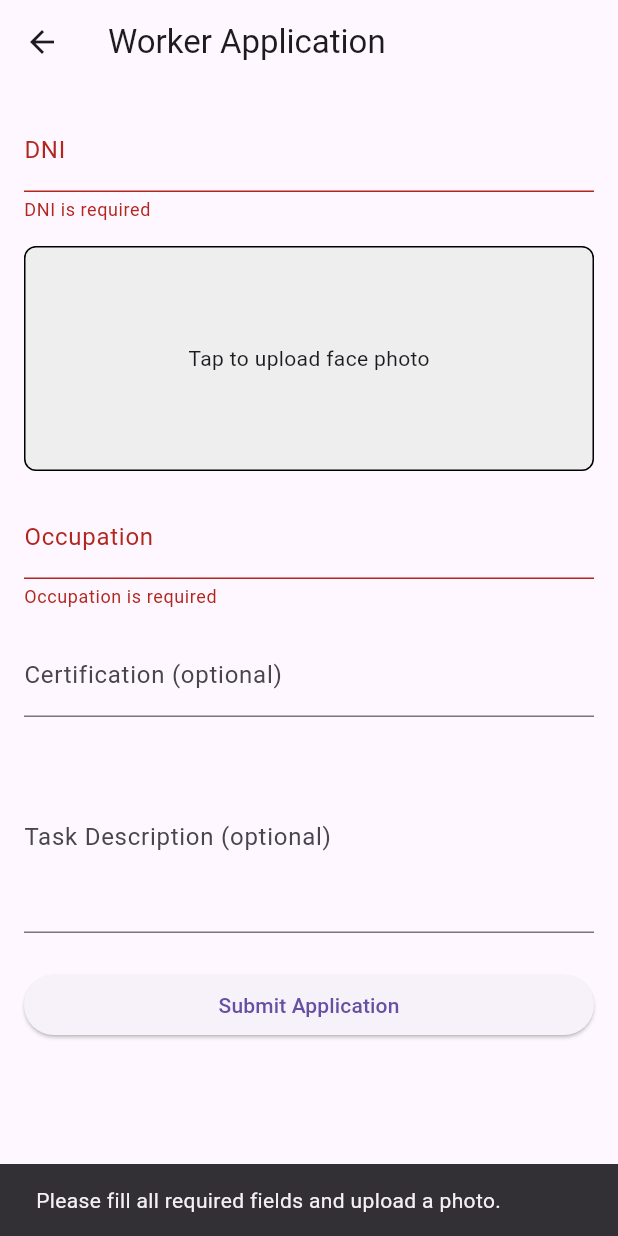
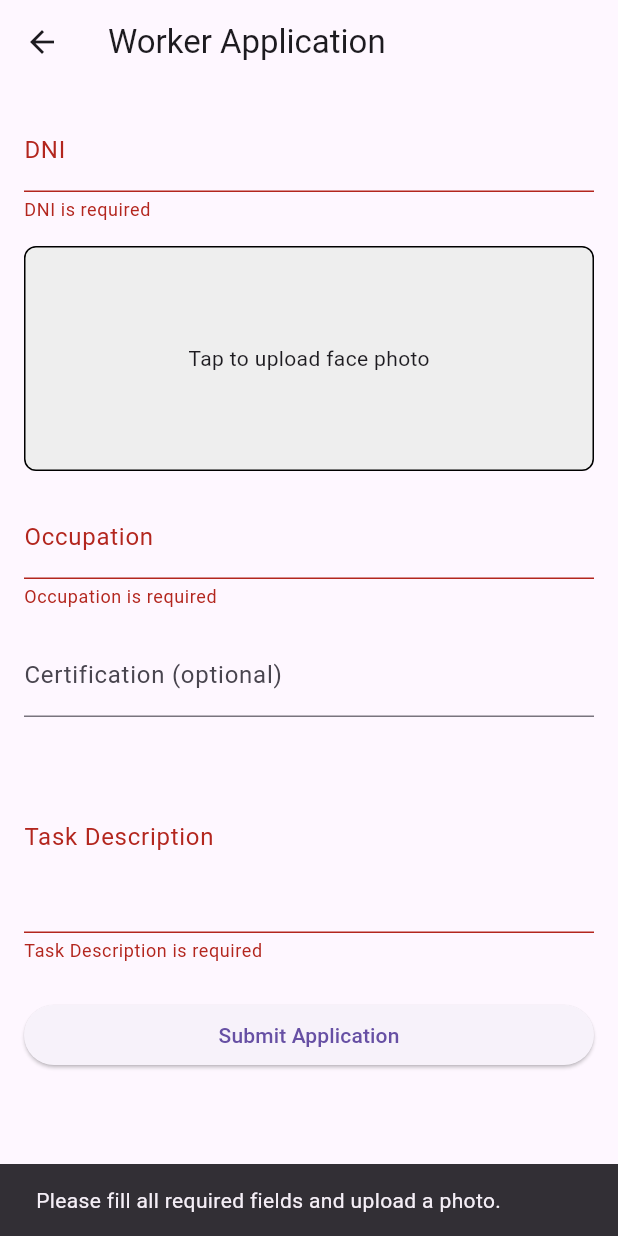
Before and after one commit to LLL-team/Flutter, a Flutter app: the WorkerApplicationScreen screen opened directly, after a tap on "Submit Application", on a phone screen of 412 x 824 dp. Run offline on Flutter 3.47's test engine with Material 3 defaults, Android fonts, the phone set to English and light mode, and no system bars; our stand-ins replace flutter_dotenv, image_picker, shared_preferences; accounts and stored records are empty.

Commit message:
fix(api): correct worker application call

```diff
--- a/soluva/lib/screens/worker_application_screen.dart
+++ b/soluva/lib/screens/worker_application_screen.dart
@@ -5,7 +5,6 @@ import 'package:flutter/material.dart';
 import 'package:image_picker/image_picker.dart';
 import 'package:soluva/services/api_services/api_service.dart';
 import 'package:soluva/services/api_services/profile_service.dart';
-import 'package:shared_preferences/shared_preferences.dart';
 
 class WorkerApplicationScreen extends StatefulWidget {
   const WorkerApplicationScreen({super.key});
@@ -24,8 +23,8 @@ class _WorkerApplicationScreenState extends State<WorkerApplicationScreen> {
       TextEditingController();
   final TextEditingController _descriptionController = TextEditingController();
 
-  File? _facePhoto; // Para mobile
-  Uint8List? _webImageBytes; // Para web
+  File? _facePhoto;
+  Uint8List? _webImageBytes;
 
   Future<void> _pickImage() async {
     final picker = ImagePicker();
@@ -49,14 +48,15 @@ class _WorkerApplicationScreenState extends State<WorkerApplicationScreen> {
   void _submitApplication() async {
     if (_formKey.currentState!.validate() &&
         (_facePhoto != null || _webImageBytes != null)) {
-      String? token = await ProfileService.getToken();
+      final token = await ProfileService.getToken();
       if (token == null) {
         ScaffoldMessenger.of(context).showSnackBar(
-          const SnackBar(content: Text("Error no esta autenticaddo")),
+          const SnackBar(content: Text("Error: not authenticated")),
         );
         return;
-      } else {
-        ApiService.enviarSolicitudTrabajador(
+      }
+
+      final response = await ApiService.enviarSolicitudTrabajador(
         nationalId: _dniController.text,
         trade: _occupationController.text,
         taskDescription: _descriptionController.text,
@@ -64,17 +64,24 @@ class _WorkerApplicationScreenState extends State<WorkerApplicationScreen> {
             ? _certificationController.text
             : null,
         facePhoto: _facePhoto,
-          certifications:
-              null, // Podrías agregar otro picker para certificaciones si es necesario
-          token:
-              token, // Aquí deberías obtener el token de autenticación si es necesario
+        webImageBytes: _webImageBytes, // important!
+        certifications: null,
+        token: token,
       );
+
+      if (response['success'] == true) {
         ScaffoldMessenger.of(context).showSnackBar(
           const SnackBar(
             content: Text("Your application has been submitted for review."),
           ),
         );
         Navigator.of(context).pop();
+      } else {
+        ScaffoldMessenger.of(context).showSnackBar(
+          SnackBar(
+            content: Text("Error: ${response['message']}"),
+          ),
+        );
       }
     } else {
       ScaffoldMessenger.of(context).showSnackBar(
@@ -109,29 +116,6 @@ class _WorkerApplicationScreenState extends State<WorkerApplicationScreen> {
 
   @override
   Widget build(BuildContext context) {
-    return FutureBuilder<String?>(
-      future: ProfileService.getToken(),
-      builder: (context, snapshot) {
-        if (snapshot.connectionState == ConnectionState.waiting) {
-          return const Scaffold(
-            body: Center(child: CircularProgressIndicator()),
-          );
-        }
-
-        final token = snapshot.data;
-
-        if (token == null) {
-          return Scaffold(
-            appBar: AppBar(title: const Text('Acceso Denegado')),
-            body: const Center(
-              child: Text(
-                "Debes iniciar sesión para completar esta solicitud.",
-              ),
-            ),
-          );
-        }
-
-        // El token existe → usuario autenticado → mostrar formulario
     return Scaffold(
       appBar: AppBar(title: const Text('Worker Application')),
       body: Padding(
@@ -144,9 +128,8 @@ class _WorkerApplicationScreenState extends State<WorkerApplicationScreen> {
                 controller: _dniController,
                 decoration: const InputDecoration(labelText: 'DNI'),
                 keyboardType: TextInputType.number,
-                    validator: (value) => value == null || value.isEmpty
-                        ? 'DNI is required'
-                        : null,
+                validator: (value) =>
+                    value == null || value.isEmpty ? 'DNI is required' : null,
               ),
               const SizedBox(height: 16),
               GestureDetector(
@@ -180,9 +163,12 @@ class _WorkerApplicationScreenState extends State<WorkerApplicationScreen> {
               TextFormField(
                 controller: _descriptionController,
                 decoration: const InputDecoration(
-                      labelText: 'Task Description (optional)',
+                  labelText: 'Task Description',
                 ),
                 maxLines: 4,
+                validator: (value) => value == null || value.isEmpty
+                    ? 'Task Description is required'
+                    : null,
               ),
               const SizedBox(height: 24),
               ElevatedButton(
@@ -194,7 +180,5 @@ class _WorkerApplicationScreenState extends State<WorkerApplicationScreen> {
         ),
       ),
     );
-      },
-    );
   }
 }
--- a/soluva/lib/services/api_services/api_service.dart
+++ b/soluva/lib/services/api_services/api_service.dart
@@ -1,4 +1,5 @@
 import 'dart:io';
+import 'dart:typed_data';
 
 import 'package:soluva/services/api_services/auth_service.dart';
 import 'package:soluva/services/api_services/profile_service.dart';
@@ -61,7 +62,7 @@ class ApiService {
     return UserService.getFoto(uuid);
   }
 
-  static void enviarSolicitudTrabajador({
+  static Future<Map<String, dynamic>>  enviarSolicitudTrabajador({
     required String nationalId,
     required String trade,
     required String taskDescription,
@@ -69,8 +70,9 @@ class ApiService {
     File? facePhoto,
     required certifications,
     required String token,
+    required Uint8List? webImageBytes,
   }) {
-    WorkerService.enviarSolicitudTrabajador(
+    return WorkerService.enviarSolicitudTrabajador(
       nationalId: nationalId,
       trade: trade,
       taskDescription: taskDescription,
@@ -78,6 +80,7 @@ class ApiService {
       facePhoto: facePhoto,
       certifications: certifications,
       token: token,
+      webImageBytes: webImageBytes,
     );
   }
 }
--- a/soluva/pubspec.yaml
+++ b/soluva/pubspec.yaml
@@ -38,6 +38,7 @@ dependencies:
   shared_preferences: ^2.5.3
   image_picker: ^1.1.2
   path: ^1.9.1
+  http_parser: ^4.1.2
 
 dev_dependencies:
   flutter_test:
```
Also changed, not shown: soluva/lib/services/api_services/worker_service.dart (+36 -18 lines). Lines whose indentation alone changed are shown as unchanged.
